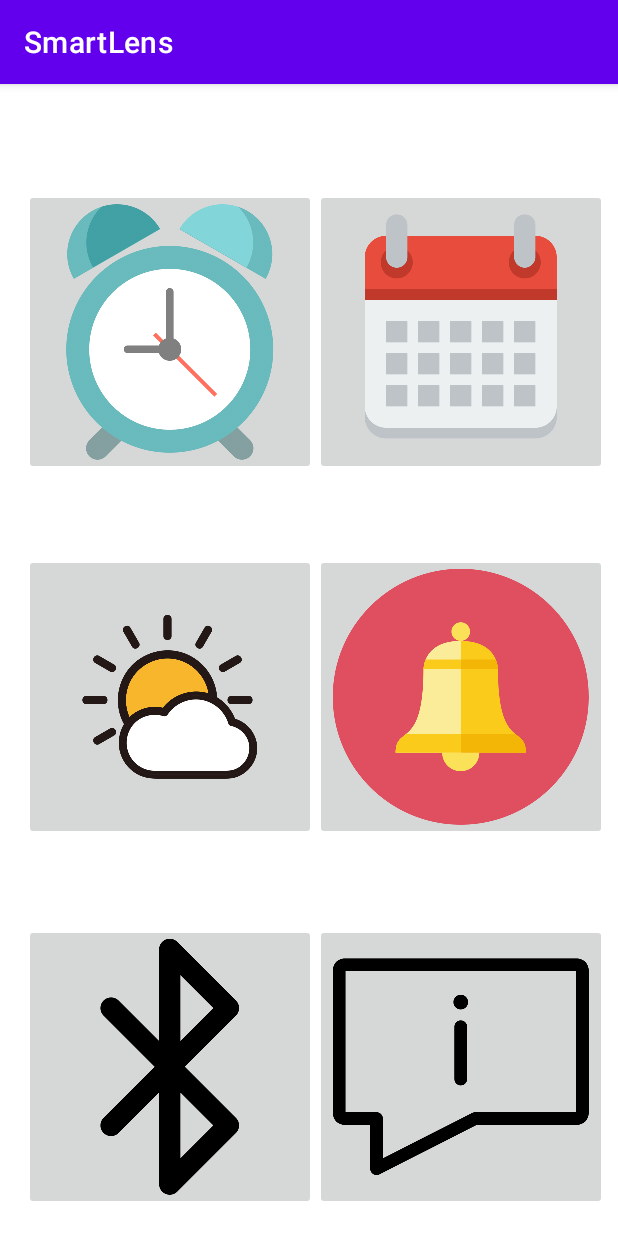
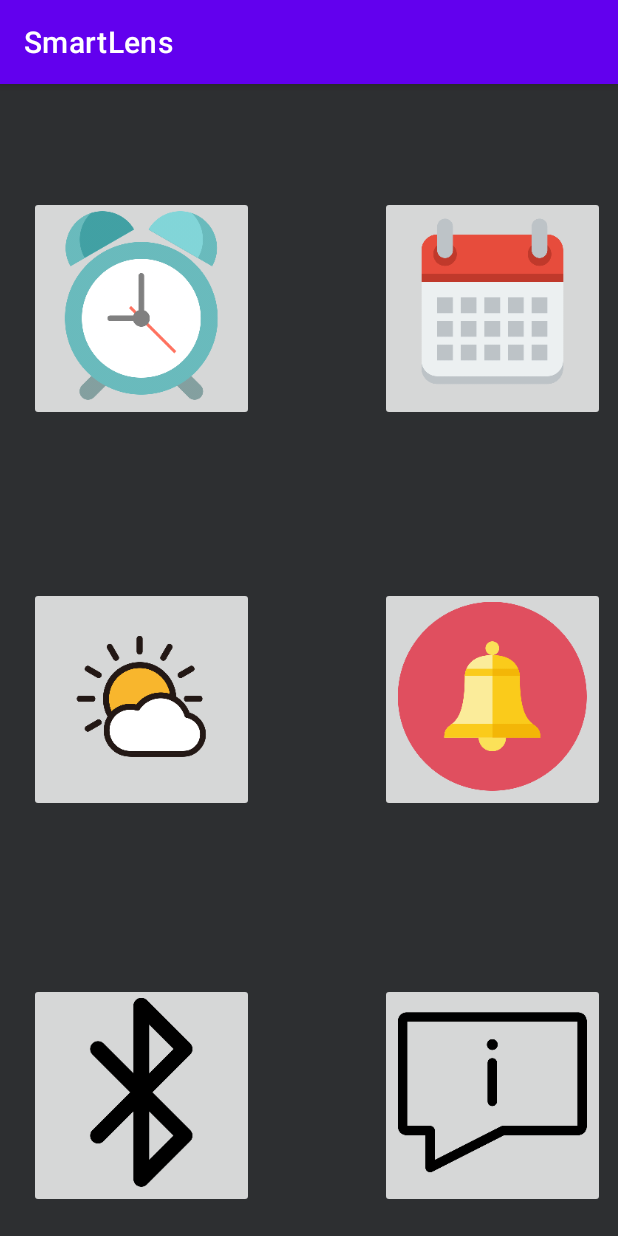
Before and after one commit to AkatzinBH/SmartLens, an Android app: the screen it shows after launch (MainActivity), on a phone screen of 412 x 824 dp. Run offline under Robolectric (Android 15) with nearby library versions, the phone set to English and light mode, and no system bars.

Commit message:
Iconos arreglados, conexión BT Exitosa.

```diff
--- a/app/src/main/res/layout/activity_main.xml
+++ b/app/src/main/res/layout/activity_main.xml
@@ -4,14 +4,16 @@
     xmlns:tools="http://schemas.android.com/tools"
     android:layout_width="match_parent"
     android:layout_height="match_parent"
+    android:background="#2D2F31"
     tools:context=".MainActivity">
 
     <ImageButton
         android:id="@+id/imageButton"
-        android:layout_width="wrap_content"
-        android:layout_height="wrap_content"
+        android:layout_width="150dp"
+        android:layout_height="150dp"
         android:contentDescription="@string/IB"
         android:onClick="MensajeReloj"
+        android:scaleType="fitStart"
         app:layout_constraintBottom_toBottomOf="parent"
         app:layout_constraintEnd_toEndOf="parent"
         app:layout_constraintHorizontal_bias="0.073"
@@ -22,10 +24,11 @@
 
     <ImageButton
         android:id="@+id/imageButton6"
-        android:layout_width="wrap_content"
-        android:layout_height="wrap_content"
+        android:layout_width="150dp"
+        android:layout_height="150dp"
         android:contentDescription="@string/IB"
         android:onClick="MensajeInfo"
+        android:scaleType="fitStart"
         app:layout_constraintBottom_toBottomOf="parent"
         app:layout_constraintEnd_toEndOf="parent"
         app:layout_constraintHorizontal_bias="0.967"
@@ -36,10 +39,11 @@
 
     <ImageButton
         android:id="@+id/imageButton4"
-        android:layout_width="wrap_content"
-        android:layout_height="wrap_content"
+        android:layout_width="150dp"
+        android:layout_height="150dp"
         android:contentDescription="@string/IB"
         android:onClick="MensajeNotificaciones"
+        android:scaleType="fitStart"
         app:layout_constraintBottom_toBottomOf="parent"
         app:layout_constraintEnd_toEndOf="parent"
         app:layout_constraintHorizontal_bias="0.967"
@@ -50,10 +54,11 @@
 
     <ImageButton
         android:id="@+id/imageButton3"
-        android:layout_width="wrap_content"
-        android:layout_height="wrap_content"
+        android:layout_width="150dp"
+        android:layout_height="150dp"
         android:contentDescription="@string/IB"
         android:onClick="MensajeClima"
+        android:scaleType="fitStart"
         app:layout_constraintBottom_toBottomOf="parent"
         app:layout_constraintEnd_toEndOf="@+id/imageButton4"
         app:layout_constraintHorizontal_bias="0.076"
@@ -64,10 +69,11 @@
 
     <ImageButton
         android:id="@+id/imageButton2"
-        android:layout_width="wrap_content"
-        android:layout_height="wrap_content"
+        android:layout_width="150dp"
+        android:layout_height="150dp"
         android:contentDescription="@string/IB"
         android:onClick="MensajeCalendario"
+        android:scaleType="fitStart"
         app:layout_constraintBottom_toBottomOf="parent"
         app:layout_constraintEnd_toEndOf="parent"
         app:layout_constraintHorizontal_bias="0.967"
@@ -78,9 +84,10 @@
 
     <ImageButton
         android:id="@+id/imageButton5"
-        android:layout_width="wrap_content"
-        android:layout_height="wrap_content"
+        android:layout_width="150dp"
+        android:layout_height="150dp"
         android:contentDescription="@string/IB"
+        android:scaleType="fitStart"
         app:layout_constraintBottom_toBottomOf="parent"
         app:layout_constraintEnd_toEndOf="parent"
         app:layout_constraintHorizontal_bias="0.073"
@@ -95,8 +102,8 @@
         style="?android:attr/progressBarStyle"
         android:layout_width="wrap_content"
         android:layout_height="wrap_content"
+        android:visibility="gone"
         app:layout_constraintBottom_toBottomOf="parent"
-        android:visibility="gone"
         app:layout_constraintEnd_toEndOf="parent"
         app:layout_constraintHorizontal_bias="0.498"
         app:layout_constraintStart_toStartOf="parent"
```
